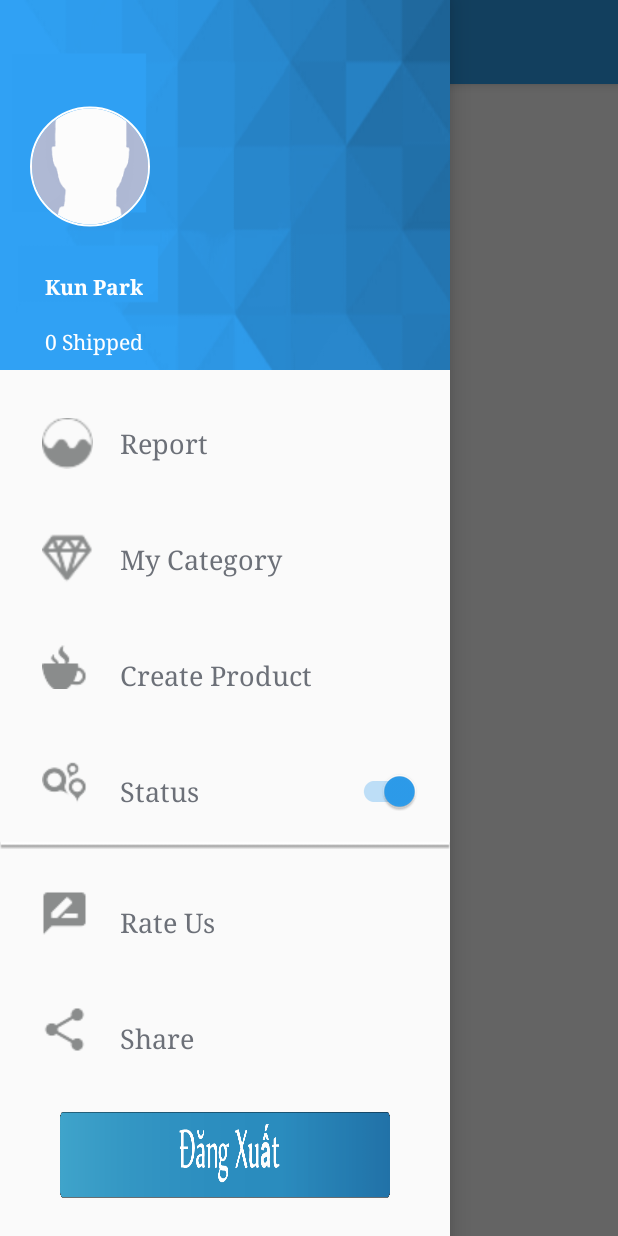
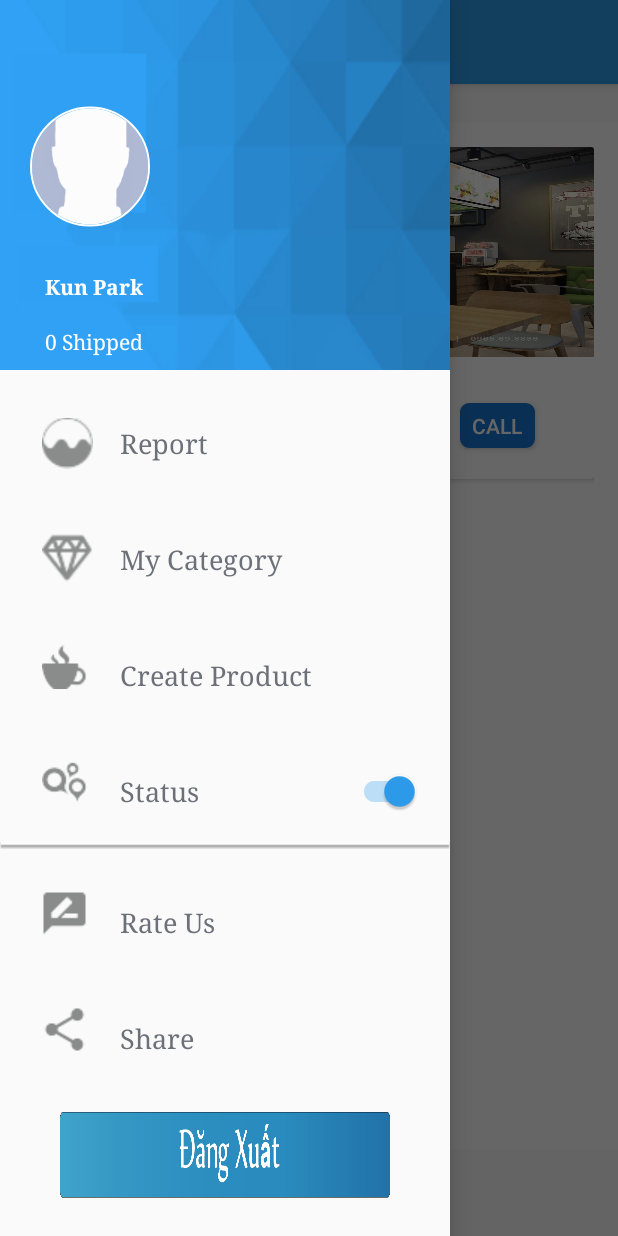
Before and after one commit to kunpark168/app, an Android app: the MainStoreActivity screen opened directly, with no data from a screen before it, with the side drawer open, on a phone screen of 412 x 824 dp. Run offline under Robolectric (Android 15) with nearby library versions, the phone set to English and light mode, and no system bars; our stand-ins replace CircleImageView, Firebase (no records; nobody signed in at launch, a user with empty details on screens opened directly); libraries missing offline, so code that uses them is left out: com.aurelhubert.ahbottomnavigation, com.bignerdranch.expandablerecyclerview, com.facebook, com.facebook.login; plain views replace AHBottomNavigation; 11 statements that could not run were skipped.

Commit message:
Comitt Code Success 80 %

```diff
--- a/app/src/main/java/com/example/win81version2/orderdrink/main/view/MainStoreActivity.java
+++ b/app/src/main/java/com/example/win81version2/orderdrink/main/view/MainStoreActivity.java
@@ -324,7 +324,7 @@ public class MainStoreActivity extends BaseActivity implements AHBottomNavigatio
         ProductListFragment newFragment = new ProductListFragment();
         newFragment.setArguments(bundle);
         FragmentTransaction transaction = getSupportFragmentManager().beginTransaction();
-        transaction.replace(R.id.content_id_user, newFragment);
+        transaction.replace(R.id.content_id_store, newFragment);
         transaction.addToBackStack(null);
         transaction.commit();
     }
--- a/app/src/main/java/com/example/win81version2/orderdrink/product_list/view/ProductListFragment.java
+++ b/app/src/main/java/com/example/win81version2/orderdrink/product_list/view/ProductListFragment.java
@@ -3,13 +3,12 @@ package com.example.win81version2.orderdrink.product_list.view;
 import android.os.Bundle;
 import android.support.annotation.Nullable;
 import android.support.v4.app.Fragment;
-import android.support.v7.widget.GridLayoutManager;
 import android.support.v7.widget.LinearLayoutManager;
 import android.support.v7.widget.RecyclerView;
 import android.view.LayoutInflater;
 import android.view.View;
 import android.view.ViewGroup;
-import android.widget.LinearLayout;
+import android.widget.TextView;
 
 
 import com.example.win81version2.orderdrink.R;
@@ -17,6 +16,7 @@ import com.example.win81version2.orderdrink.category.model.Category;
 import com.example.win81version2.orderdrink.product.model.Product;
 import com.example.win81version2.orderdrink.product_list.model.GroupProduct;
 import com.example.win81version2.orderdrink.product_list.model.ProductListAdapter;
+import com.example.win81version2.orderdrink.profile_store.model.Store;
 import com.example.win81version2.orderdrink.utility.Constain;
 import com.google.firebase.database.DataSnapshot;
 import com.google.firebase.database.DatabaseError;
@@ -24,11 +24,9 @@ import com.google.firebase.database.DatabaseReference;
 import com.google.firebase.database.FirebaseDatabase;
 import com.google.firebase.database.ValueEventListener;
 
-import java.security.acl.Group;
 import java.util.ArrayList;
+import java.util.HashMap;
 import java.util.List;
-
-import static java.lang.System.in;
 
 public class ProductListFragment extends Fragment {
 
@@ -37,6 +35,7 @@ public class ProductListFragment extends Fragment {
     private RecyclerView recyclerProduct;
     private DatabaseReference mData;
     private String idStore;
+    private TextView txtStoreName, txtAddressStore, txtTimeWorkStore;
     public ProductListFragment() {
         // Required empty public constructor
     }
@@ -46,13 +45,48 @@ public class ProductListFragment extends Fragment {
     public View onCreateView(LayoutInflater inflater, ViewGroup container, Bundle savedInstanceState) {
         // Inflate the layout for this fragment
         idStore = getArguments().getString(Constain.ID_STORE);
-        return inflater.inflate(R.layout.store_test, container, false);
+        return inflater.inflate(R.layout.fragment_list_product, container, false);
     }
 
     @Override
     public void onActivityCreated(@Nullable Bundle savedInstanceState) {
         super.onActivityCreated(savedInstanceState);
         addControls();
+        initInfo ();
+    }
+
+    private void initInfo() {
+        try {
+            mData.child(Constain.STORES).child(idStore).addListenerForSingleValueEvent(new ValueEventListener() {
+                @Override
+                public void onDataChange(DataSnapshot dataSnapshot) {
+                    if (dataSnapshot.getValue() != null){
+                        Store store = dataSnapshot.getValue(Store.class);
+                        if (store.getStoreName() != null){
+                            txtStoreName.setText(store.getStoreName().toString());
+                        }
+                        if (store.getTimeWork() != null){
+                            txtTimeWorkStore.setText(store.getTimeWork().toString());
+                        }
+                        if (store.getLocation() != null){
+                            HashMap<String, Object> location =  new HashMap<String, Object>();
+                            location = store.getLocation();
+                            if (location.get(Constain.ADDRESS) != null){
+                                txtAddressStore.setText(location.get(Constain.ADDRESS).toString());
+                            }
+                        }
+                    }
+                }
+
+                @Override
+                public void onCancelled(DatabaseError databaseError) {
+
+                }
+            });
+        }
+        catch (Exception ex){
+            ex.printStackTrace();
+        }
     }
 
     private void addControls() {
@@ -62,6 +96,9 @@ public class ProductListFragment extends Fragment {
         recyclerProduct.setLayoutManager(new LinearLayoutManager(getContext()));
         adapter = new ProductListAdapter(getContext() , initData());
         recyclerProduct.setAdapter(adapter);
+        txtStoreName = (TextView) getActivity().findViewById(R.id.txtStoreName_listproduct);
+        txtAddressStore = (TextView) getActivity().findViewById(R.id.txtAddressStore_listproduct);
+        txtTimeWorkStore = (TextView) getActivity().findViewById(R.id.txtTimeWork_listproduct);
     }
 
     private int getTypeForPosition(int position) {
--- a/app/src/main/res/layout/store_test.xml
+++ b/app/src/main/res/layout/fragment_list_product.xml
@@ -36,9 +36,11 @@
                     android:layout_width="match_parent"
                     android:layout_height="wrap_content"
                     android:orientation="vertical"
+                    android:weightSum="3"
                     android:layout_weight="0.3">
 
                     <TextView
+                        android:id="@+id/txtStoreName_listproduct"
                         android:layout_width="match_parent"
                         android:layout_height="wrap_content"
                         android:text="Trà sữa DingTea"
@@ -47,14 +49,18 @@
                         android:textStyle="bold"
                         />
                     <TextView
+                        android:id="@+id/txtAddressStore_listproduct"
                         android:layout_width="match_parent"
+                        android:maxLines="1"
                         android:layout_height="wrap_content"
                         android:text="62 Trần Phú, Quận Thủ Đức, HCM"
                         android:textStyle="italic"
                         android:textSize="12sp"/>
                     <TextView
+                        android:id="@+id/txtTimeWork_listproduct"
                         android:layout_width="match_parent"
                         android:layout_height="wrap_content"
+                        android:maxLines="1"
                         android:text="Opening: 7 am -> 9 pm"
                         android:textSize="12sp"/>
 
```
